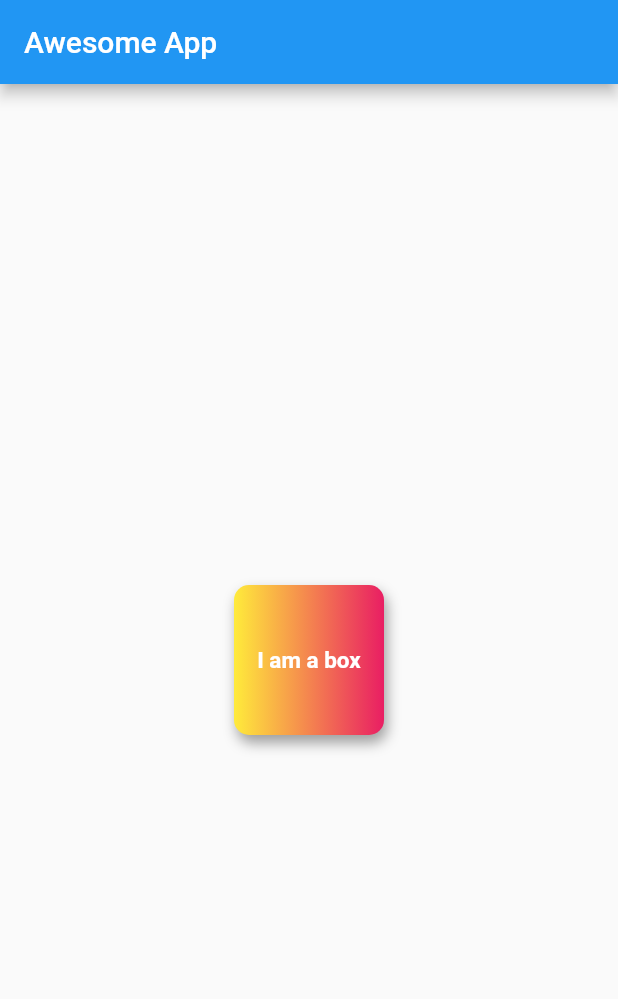
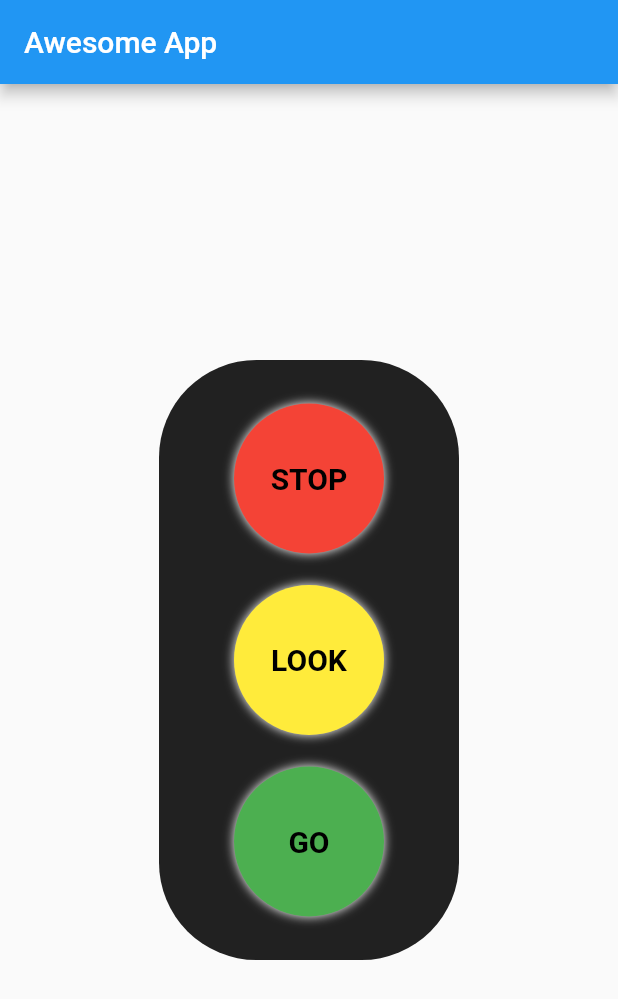
Before and after one commit to singh-vaibhav-07/Tutorial-App, a Flutter app: the screen it shows after launch, on a phone screen of 412 x 824 dp. Shown: the top 999 px of the screen. Run offline on Flutter 3.47's test engine with Material 2 defaults, Android fonts, the light colour scheme and no system bars.

Commit message:
ch3 completed

```diff
--- a/lib/main.dart
+++ b/lib/main.dart
@@ -17,30 +17,102 @@ class HomePage extends StatelessWidget {
         appBar: AppBar(
           title: Text("Awesome App"),
         ),
-        body: Center(
+        body: Padding(
+          padding: const EdgeInsets.all(8.0),
+          child: Align(
+            alignment: Alignment.center,
             child: Container(
+              decoration: BoxDecoration(
+                borderRadius: BorderRadius.circular(65),
+                color: Colors.black87,
+              ),
+              // color: Colors.black87,
+              // width: MediaQuery.of(context).size.width,
+              // height: MediaQuery.of(context).size.height,
+              width: 200,
+              height: 400,
+              child: Padding(
+                padding: const EdgeInsets.all(8.0),
+                child: Column(
+                  mainAxisAlignment: MainAxisAlignment.spaceEvenly,
+                  crossAxisAlignment: CrossAxisAlignment.center,
+                  children: <Widget>[
+                    Container(
                       padding: const EdgeInsets.all(8),
                       alignment: Alignment.center,
-            // color: Colors.teal,
                       width: 100,
                       height: 100,
+                      // color: Colors.red,
                       decoration: BoxDecoration(
-                borderRadius: BorderRadius.circular(10),
-                // shape: BoxShape.circle,
                         boxShadow: [
                           BoxShadow(
-                      color: Colors.grey,
-                      blurRadius: 7,
-                      offset: Offset(2.0, 5.0))
+                            color: Colors.white,
+                            blurRadius: 5,
+                          )
                         ],
-                color: Colors.teal,
-                gradient: LinearGradient(colors: [Colors.yellow, Colors.pink])),
-            child: Text("I am a box",
+                        shape: BoxShape.circle,
+                        color: Colors.red,
+                      ),
+                      child: Text(
+                        "STOP",
                         style: TextStyle(
+                            fontWeight: FontWeight.bold,
+                            color: Colors.black,
+                            fontSize: 20),
+                      ),
+                    ),
+                    Container(
+                      padding: const EdgeInsets.all(8),
+                      alignment: Alignment.center,
+                      width: 100,
+                      height: 100,
+                      // color: Colors.yellow,
+                      decoration: BoxDecoration(
+                        boxShadow: [
+                          BoxShadow(
                             color: Colors.white,
+                            blurRadius: 5,
+                          )
+                        ],
+                        shape: BoxShape.circle,
+                        color: Colors.yellow,
+                      ),
+                      child: Text(
+                        "LOOK",
+                        style: TextStyle(
                             fontWeight: FontWeight.bold,
-                  fontSize: 15,
-                )),
+                            color: Colors.black,
+                            fontSize: 20),
+                      ),
+                    ),
+                    Container(
+                      padding: const EdgeInsets.all(8),
+                      alignment: Alignment.center,
+                      width: 100,
+                      height: 100,
+                      // color: Colors.green,
+                      decoration: BoxDecoration(
+                        boxShadow: [
+                          BoxShadow(
+                            color: Colors.white,
+                            blurRadius: 5,
+                          )
+                        ],
+                        shape: BoxShape.circle,
+                        color: Colors.green,
+                      ),
+                      child: Text(
+                        "GO",
+                        style: TextStyle(
+                            color: Colors.black,
+                            fontWeight: FontWeight.bold,
+                            fontSize: 20),
+                      ),
+                    ),
+                  ],
+                ),
+              ),
+            ),
           ),
         ),
       ),
```
Lines whose indentation alone changed are shown as unchanged.
